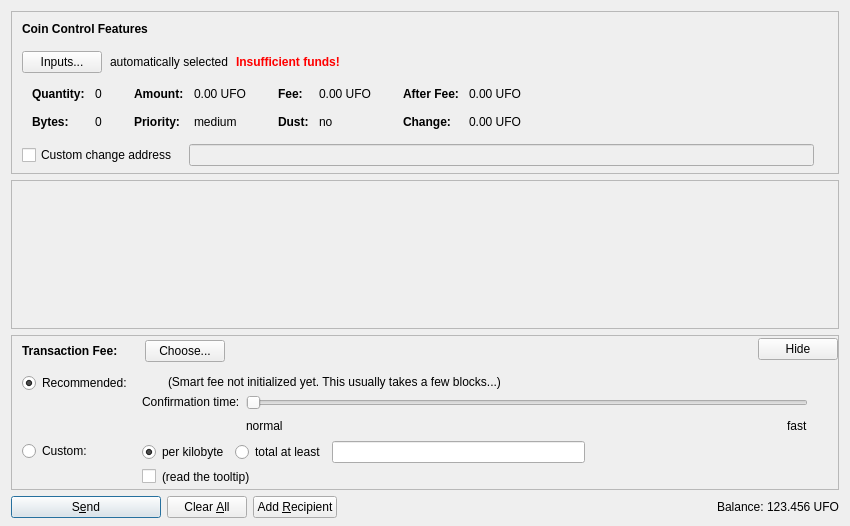
Qt form src/qt/forms/sendcoinsdialog.ui (uniasset/uniasset-old) before a commit.
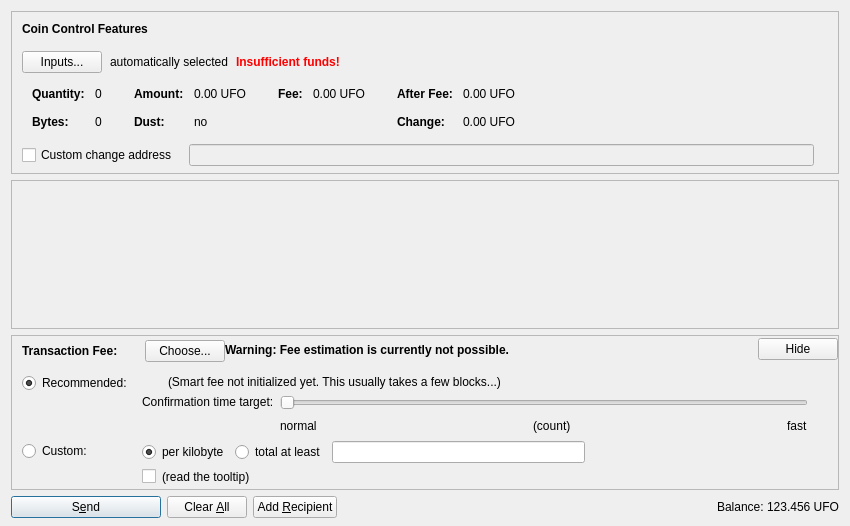
The same form after that commit. Icons and pictures are not drawn. Custom widgets are drawn as their Qt base class.

What changed in the file:
```diff
--- a/src/qt/forms/sendcoinsdialog.ui
+++ b/src/qt/forms/sendcoinsdialog.ui
@@ -332,86 +332,6 @@
                 </widget>
                </item>
                <item row="1" column="0">
-                <widget class="QLabel" name="labelCoinControlPriorityText">
-                 <property name="font">
-                  <font>
-                   <weight>75</weight>
-                   <bold>true</bold>
-                  </font>
-                 </property>
-                 <property name="text">
-                  <string>Priority:</string>
-                 </property>
-                </widget>
-               </item>
-               <item row="1" column="1">
-                <widget class="QLabel" name="labelCoinControlPriority">
-                 <property name="cursor">
-                  <cursorShape>IBeamCursor</cursorShape>
-                 </property>
-                 <property name="contextMenuPolicy">
-                  <enum>Qt::ActionsContextMenu</enum>
-                 </property>
-                 <property name="text">
-                  <string notr="true">medium</string>
-                 </property>
-                 <property name="textInteractionFlags">
-                  <set>Qt::LinksAccessibleByMouse|Qt::TextSelectableByKeyboard|Qt::TextSelectableByMouse</set>
-                 </property>
-                </widget>
-               </item>
-              </layout>
-             </item>
-             <item>
-              <layout class="QFormLayout" name="formLayoutCoinControl3">
-               <property name="horizontalSpacing">
-                <number>10</number>
-               </property>
-               <property name="verticalSpacing">
-                <number>14</number>
-               </property>
-               <property name="leftMargin">
-                <number>6</number>
-               </property>
-               <property name="topMargin">
-                <number>4</number>
-               </property>
-               <property name="rightMargin">
-                <number>6</number>
-               </property>
-               <item row="0" column="0">
-                <widget class="QLabel" name="labelCoinControlFeeText">
-                 <property name="font">
-                  <font>
-                   <weight>75</weight>
-                   <bold>true</bold>
-                  </font>
-                 </property>
-                 <property name="text">
-                  <string>Fee:</string>
-                 </property>
-                 <property name="margin">
-                  <number>0</number>
-                 </property>
-                </widget>
-               </item>
-               <item row="0" column="1">
-                <widget class="QLabel" name="labelCoinControlFee">
-                 <property name="cursor">
-                  <cursorShape>IBeamCursor</cursorShape>
-                 </property>
-                 <property name="contextMenuPolicy">
-                  <enum>Qt::ActionsContextMenu</enum>
-                 </property>
-                 <property name="text">
-                  <string notr="true">0.00 UFO</string>
-                 </property>
-                 <property name="textInteractionFlags">
-                  <set>Qt::LinksAccessibleByMouse|Qt::TextSelectableByKeyboard|Qt::TextSelectableByMouse</set>
-                 </property>
-                </widget>
-               </item>
-               <item row="1" column="0">
                 <widget class="QLabel" name="labelCoinControlLowOutputText">
                  <property name="font">
                   <font>
@@ -442,6 +362,57 @@
                </item>
               </layout>
              </item>
+             <item>
+              <layout class="QFormLayout" name="formLayoutCoinControl3">
+               <property name="horizontalSpacing">
+                <number>10</number>
+               </property>
+               <property name="verticalSpacing">
+                <number>14</number>
+               </property>
+               <property name="leftMargin">
+                <number>6</number>
+               </property>
+               <property name="topMargin">
+                <number>4</number>
+               </property>
+               <property name="rightMargin">
+                <number>6</number>
+               </property>
+               <item row="0" column="0">
+                <widget class="QLabel" name="labelCoinControlFeeText">
+                 <property name="font">
+                  <font>
+                   <weight>75</weight>
+                   <bold>true</bold>
+                  </font>
+                 </property>
+                 <property name="text">
+                  <string>Fee:</string>
+                 </property>
+                 <property name="margin">
+                  <number>0</number>
+                 </property>
+                </widget>
+               </item>
+               <item row="0" column="1">
+                <widget class="QLabel" name="labelCoinControlFee">
+                 <property name="cursor">
+                  <cursorShape>IBeamCursor</cursorShape>
+                 </property>
+                 <property name="contextMenuPolicy">
+                  <enum>Qt::ActionsContextMenu</enum>
+                 </property>
+                 <property name="text">
+                  <string notr="true">0.00 UFO</string>
+                 </property>
+                 <property name="textInteractionFlags">
+                  <set>Qt::LinksAccessibleByMouse|Qt::TextSelectableByKeyboard|Qt::TextSelectableByMouse</set>
+                 </property>
+                </widget>
+               </item>
+              </layout>
+             </item>
              <item>
               <layout class="QFormLayout" name="formLayoutCoinControl4">
                <property name="horizontalSpacing">
@@ -788,11 +759,33 @@
             </item>
            </layout>
           </item>
+          <item>
+           <widget class="QLabel" name="fallbackFeeWarningLabel">
+            <property name="toolTip">
+             <string>Using the fallbackfee can result in sending a transaction that will take several hours or days (or never) to confirm. Consider choosing your fee manually or wait until your have validated the complete chain.</string>
+            </property>
+            <property name="font">
+            <font>
+                <weight>75</weight>
+                <bold>true</bold>
+            </font>
+            </property>
+            <property name="text">
+             <string>Warning: Fee estimation is currently not possible.</string>
+            </property>
+            <property name="wordWrap">
+             <bool>false</bool>
+            </property>
+           </widget>
+          </item>
           <item>
            <spacer name="horizontalSpacer_4">
             <property name="orientation">
              <enum>Qt::Horizontal</enum>
             </property>
+            <property name="sizeType">
+             <enum>QSizePolicy::MinimumExpanding</enum>
+            </property>
             <property name="sizeHint" stdset="0">
              <size>
               <width>40</width>
@@ -1060,7 +1053,7 @@
                    <item>
                     <widget class="QLabel" name="labelSmartFee3">
                      <property name="text">
-                      <string>Confirmation time:</string>
+                      <string>Confirmation time target:</string>
                      </property>
                      <property name="margin">
                       <number>2</number>
@@ -1093,7 +1086,7 @@
                       <number>0</number>
                      </property>
                      <property name="maximum">
-                      <number>24</number>
+                      <number>23</number>
                      </property>
                      <property name="pageStep">
                       <number>1</number>
@@ -1124,6 +1117,26 @@
                        </property>
                       </widget>
                      </item>
+                     <item>
+                      <spacer name="horizontalSpacer_7">
+                       <property name="orientation">
+                        <enum>Qt::Horizontal</enum>
+                       </property>
+                       <property name="sizeHint" stdset="0">
+                        <size>
+                         <width>40</width>
+                         <height>20</height>
+                        </size>
+                       </property>
+                      </spacer>
+                     </item>
+                     <item>
+                      <widget class="QLabel" name="confirmationTargetLabel">
+                       <property name="text">
+                        <string notr="true">(count)</string>
+                       </property>
+                      </widget>
+                     </item>
                      <item>
                       <spacer name="horizontalSpacer_3">
                        <property name="orientation">
```
